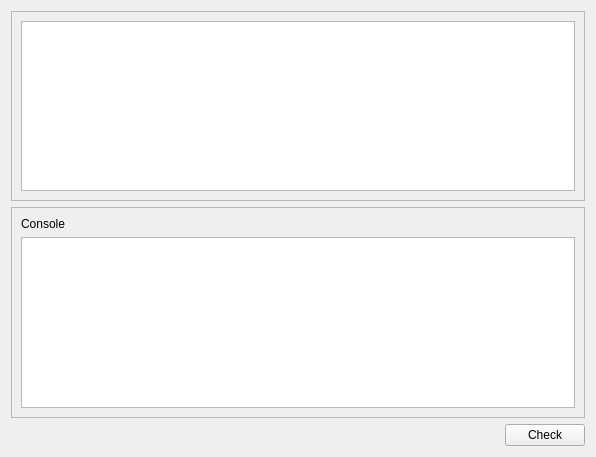
Qt form SeniorProject2025/editwindow.ui (SSpectre4x/Senior_Project_2025) before a commit.
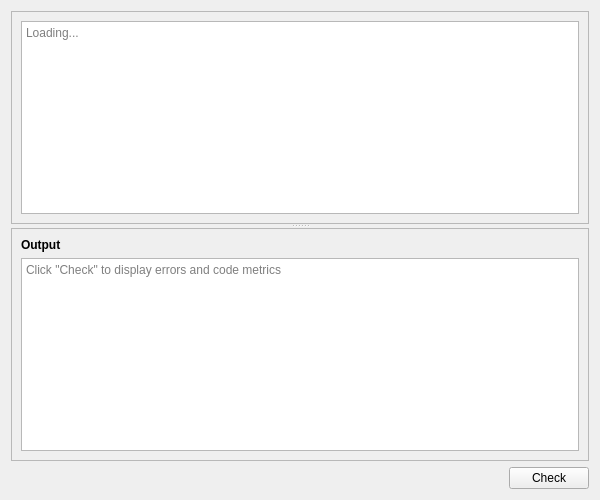
The same form after that commit. Custom widgets are drawn as their Qt base class.

Commit message: GUI changes and adding line numbers, current line highlighting to code window.

```diff
--- a/SeniorProject2025/editwindow.ui
+++ b/SeniorProject2025/editwindow.ui
@@ -6,8 +6,8 @@
    <rect>
     <x>0</x>
     <y>0</y>
-    <width>596</width>
-    <height>457</height>
+    <width>600</width>
+    <height>500</height>
    </rect>
   </property>
   <property name="windowTitle">
@@ -15,7 +15,26 @@
   </property>
   <layout class="QVBoxLayout" name="verticalLayout">
    <item>
+    <widget class="QSplitter" name="splitter">
+     <property name="sizePolicy">
+      <sizepolicy hsizetype="Expanding" vsizetype="Expanding">
+       <horstretch>0</horstretch>
+       <verstretch>0</verstretch>
+      </sizepolicy>
+     </property>
+     <property name="orientation">
+      <enum>Qt::Orientation::Vertical</enum>
+     </property>
     <widget class="QScrollArea" name="scrollArea">
+      <property name="enabled">
+       <bool>true</bool>
+      </property>
+      <property name="sizePolicy">
+       <sizepolicy hsizetype="Expanding" vsizetype="Expanding">
+        <horstretch>0</horstretch>
+        <verstretch>0</verstretch>
+       </sizepolicy>
+      </property>
      <property name="widgetResizable">
       <bool>true</bool>
      </property>
@@ -24,20 +43,43 @@
        <rect>
         <x>0</x>
         <y>0</y>
-        <width>572</width>
-        <height>194</height>
+         <width>580</width>
+         <height>210</height>
        </rect>
       </property>
       <layout class="QVBoxLayout" name="verticalLayout_3">
        <item>
-        <widget class="QTextEdit" name="textEdit"/>
+         <widget class="CodeEditor" name="plainTextEdit">
+          <property name="sizePolicy">
+           <sizepolicy hsizetype="Expanding" vsizetype="Expanding">
+            <horstretch>0</horstretch>
+            <verstretch>2</verstretch>
+           </sizepolicy>
+          </property>
+          <property name="autoFillBackground">
+           <bool>false</bool>
+          </property>
+          <property name="placeholderText">
+           <string>Loading...</string>
+          </property>
+         </widget>
        </item>
       </layout>
      </widget>
     </widget>
-   </item>
-   <item>
     <widget class="QScrollArea" name="scrollArea_2">
+      <property name="sizePolicy">
+       <sizepolicy hsizetype="Preferred" vsizetype="Preferred">
+        <horstretch>0</horstretch>
+        <verstretch>0</verstretch>
+       </sizepolicy>
+      </property>
+      <property name="minimumSize">
+       <size>
+        <width>5</width>
+        <height>0</height>
+       </size>
+      </property>
      <property name="widgetResizable">
       <bool>true</bool>
      </property>
@@ -46,27 +88,56 @@
        <rect>
         <x>0</x>
         <y>0</y>
-        <width>572</width>
-        <height>194</height>
+         <width>580</width>
+         <height>233</height>
        </rect>
       </property>
       <layout class="QVBoxLayout" name="verticalLayout_2">
-       <item>
+        <item alignment="Qt::AlignmentFlag::AlignTop">
         <widget class="QLabel" name="label">
+          <property name="font">
+           <font>
+            <bold>true</bold>
+            <underline>false</underline>
+           </font>
+          </property>
          <property name="text">
-          <string>Console</string>
+           <string>Output</string>
          </property>
         </widget>
        </item>
        <item>
-        <widget class="QTextEdit" name="textEdit_2"/>
+         <widget class="QPlainTextEdit" name="plainTextEdit_2">
+          <property name="sizePolicy">
+           <sizepolicy hsizetype="Expanding" vsizetype="Expanding">
+            <horstretch>0</horstretch>
+            <verstretch>1</verstretch>
+           </sizepolicy>
+          </property>
+          <property name="mouseTracking">
+           <bool>true</bool>
+          </property>
+          <property name="readOnly">
+           <bool>true</bool>
+          </property>
+          <property name="placeholderText">
+           <string>Click &quot;Check&quot; to display errors and code metrics</string>
+          </property>
+         </widget>
        </item>
       </layout>
      </widget>
     </widget>
+    </widget>
    </item>
-   <item alignment="Qt::AlignmentFlag::AlignRight">
+   <item alignment="Qt::AlignmentFlag::AlignRight|Qt::AlignmentFlag::AlignBottom">
     <widget class="QPushButton" name="pushButton">
+     <property name="sizePolicy">
+      <sizepolicy hsizetype="Fixed" vsizetype="Fixed">
+       <horstretch>0</horstretch>
+       <verstretch>0</verstretch>
+      </sizepolicy>
+     </property>
      <property name="text">
       <string>Check</string>
      </property>
@@ -74,6 +145,13 @@
    </item>
   </layout>
  </widget>
+ <customwidgets>
+  <customwidget>
+   <class>CodeEditor</class>
+   <extends>QPlainTextEdit</extends>
+   <header>CodeEditor.h</header>
+  </customwidget>
+ </customwidgets>
  <resources/>
  <connections/>
 </ui>
```
Left out of the diff: 2 changed lines with no effect on the pictures. Lines whose indentation alone changed are shown as unchanged. The commit also changes 6 other files.
